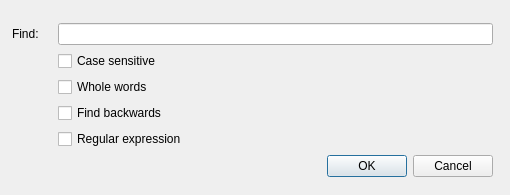
Above: Find.ui from Sharpie/TeXworks before the change. Below: the same form after it.
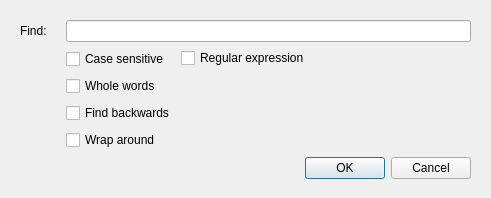
That is the form after the change.

Commit message: updates, added missing highlighter class

What changed in the file:
```diff
--- a/Find.ui
+++ b/Find.ui
@@ -8,8 +8,8 @@
    <rect>
     <x>0</x>
     <y>0</y>
-    <width>510</width>
-    <height>195</height>
+    <width>491</width>
+    <height>198</height>
    </rect>
   </property>
   <property name="windowTitle" >
@@ -21,27 +21,27 @@
   <property name="modal" >
    <bool>true</bool>
   </property>
-  <widget class="QWidget" name="" >
+  <widget class="QWidget" name="layoutWidget" >
    <property name="geometry" >
     <rect>
-     <x>9</x>
-     <y>20</y>
-     <width>487</width>
-     <height>160</height>
+     <x>10</x>
+     <y>10</y>
+     <width>471</width>
+     <height>179</height>
     </rect>
    </property>
    <layout class="QGridLayout" >
     <property name="leftMargin" >
-     <number>3</number>
+     <number>10</number>
     </property>
     <property name="topMargin" >
-     <number>3</number>
+     <number>10</number>
     </property>
     <property name="rightMargin" >
-     <number>3</number>
+     <number>10</number>
     </property>
     <property name="bottomMargin" >
-     <number>3</number>
+     <number>10</number>
     </property>
     <item row="0" column="0" >
      <widget class="QLabel" name="label" >
@@ -50,26 +50,10 @@
       </property>
      </widget>
     </item>
-    <item row="0" column="1" colspan="2" >
-     <widget class="QLineEdit" name="lineEdit" />
+    <item row="0" column="1" colspan="3" >
+     <widget class="QLineEdit" name="searchText" />
     </item>
-    <item row="1" column="0" >
-     <spacer>
-      <property name="orientation" >
-       <enum>Qt::Horizontal</enum>
-      </property>
-      <property name="sizeType" >
-       <enum>QSizePolicy::Fixed</enum>
-      </property>
-      <property name="sizeHint" >
-       <size>
-        <width>40</width>
-        <height>20</height>
-       </size>
-      </property>
-     </spacer>
-    </item>
-    <item row="1" column="1" >
+    <item rowspan="2" row="1" column="1" >
      <layout class="QVBoxLayout" >
       <item>
        <widget class="QCheckBox" name="checkBox_case" >
@@ -93,28 +77,68 @@
        </widget>
       </item>
       <item>
+       <widget class="QCheckBox" name="checkBox_wrap" >
+        <property name="text" >
+         <string>Wrap around</string>
+        </property>
+       </widget>
+      </item>
+     </layout>
+    </item>
+    <item rowspan="2" row="1" column="2" >
+     <layout class="QVBoxLayout" >
+      <item>
        <widget class="QCheckBox" name="checkBox_regex" >
         <property name="text" >
          <string>Regular expression</string>
         </property>
        </widget>
       </item>
+      <item>
+       <spacer>
+        <property name="orientation" >
+         <enum>Qt::Vertical</enum>
+        </property>
+        <property name="sizeHint" >
+         <size>
+          <width>20</width>
+          <height>61</height>
+         </size>
+        </property>
+       </spacer>
+      </item>
      </layout>
     </item>
-    <item row="1" column="2" >
+    <item row="1" column="3" >
      <spacer>
       <property name="orientation" >
        <enum>Qt::Horizontal</enum>
       </property>
       <property name="sizeHint" >
        <size>
-        <width>281</width>
+        <width>101</width>
         <height>20</height>
        </size>
       </property>
      </spacer>
     </item>
-    <item row="2" column="0" colspan="3" >
+    <item row="2" column="0" >
+     <spacer>
+      <property name="orientation" >
+       <enum>Qt::Horizontal</enum>
+      </property>
+      <property name="sizeType" >
+       <enum>QSizePolicy::Preferred</enum>
+      </property>
+      <property name="sizeHint" >
+       <size>
+        <width>40</width>
+        <height>20</height>
+       </size>
+      </property>
+     </spacer>
+    </item>
+    <item row="3" column="0" colspan="4" >
      <widget class="QDialogButtonBox" name="buttonBox" >
       <property name="orientation" >
        <enum>Qt::Horizontal</enum>
```
The commit also changes 12 other files.
